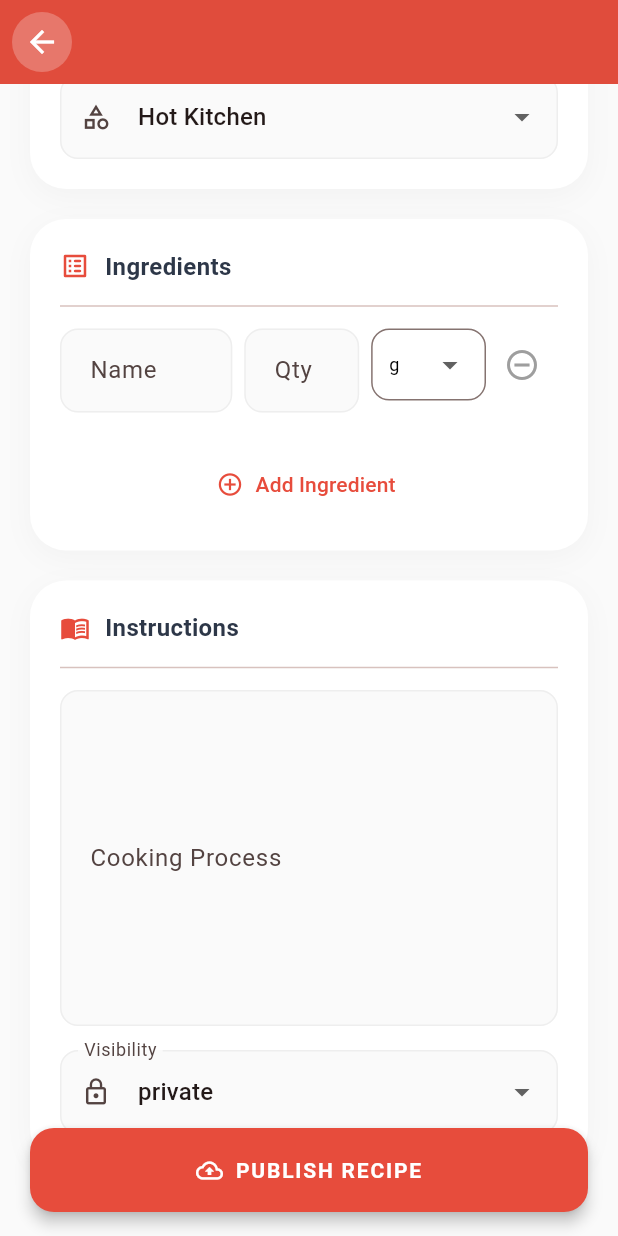
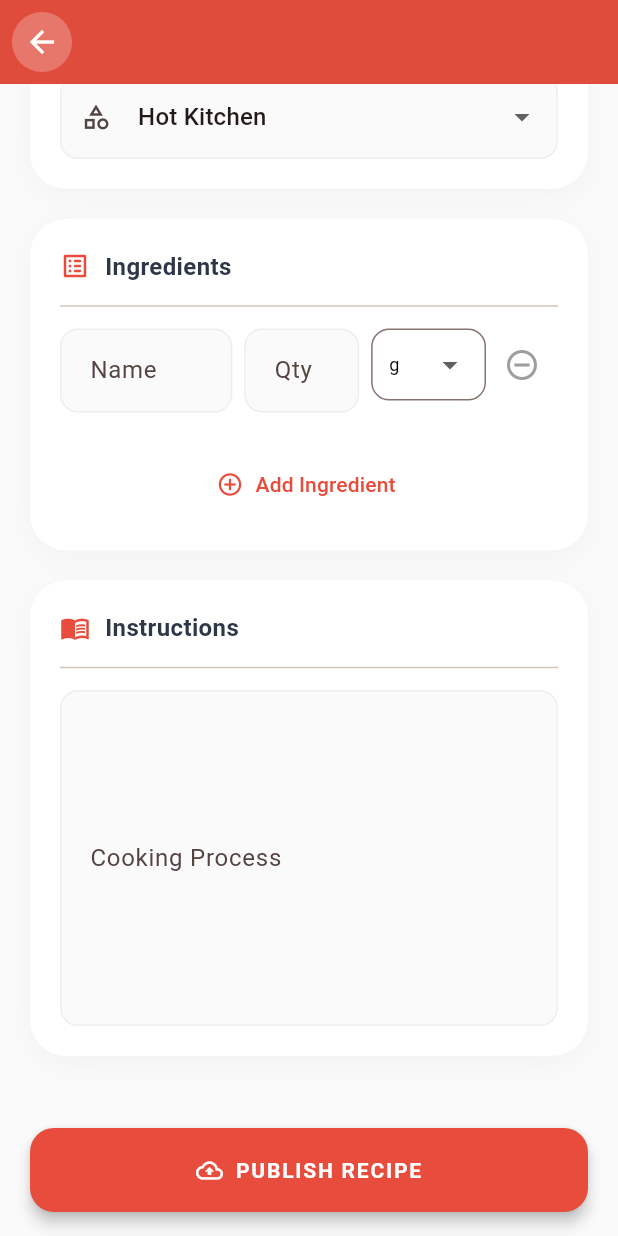
Before and after one commit to riponrs1/Recipia_mobile, a Flutter app: the RecipeFormScreen screen opened directly, scrolled down 437 dp, on a phone screen of 412 x 824 dp. Run offline on Flutter 3.47's test engine with Material 3 defaults, Android fonts, the phone set to English and light mode, and no system bars; our stand-ins replace cached_network_image, flutter_image_compress, google_sign_in, image_cropper, image_picker, permission_handler and 3 more; missing offline and left inert: excel, extension_google_sign_in_as_googleapis_auth, googleapis; accounts and stored records are empty; network calls fail.

Commit message:
Remove visibility options, recipes are now private by default in Recipia

```diff
--- a/lib/screens/recipe_form_screen.dart
+++ b/lib/screens/recipe_form_screen.dart
@@ -38,9 +38,8 @@ class _RecipeFormScreenState extends State<RecipeFormScreen> {
   // Ingredients
   final List<Map<String, dynamic>> _ingredientsList = [];
 
-  // Process & Visibility
+  // Process
   final _processController = TextEditingController();
-  String _visibility = 'private';
 
   final List<String> _sections = [
     'Hot Kitchen',
@@ -98,7 +97,6 @@ class _RecipeFormScreenState extends State<RecipeFormScreen> {
       }
 
       _processController.text = widget.recipe!.process;
-      _visibility = widget.recipe!.visibility ?? 'private';
     }
   }
 
@@ -233,7 +231,7 @@ class _RecipeFormScreenState extends State<RecipeFormScreen> {
       'section_name': _selectedSection,
       'ingredients': jsonEncode(ingredientsData),
       'process': _processController.text,
-      'visibility': _visibility,
+      'visibility': 'private',
     };
 
     String? error;
@@ -341,15 +339,6 @@ class _RecipeFormScreenState extends State<RecipeFormScreen> {
                                   maxLines: 8,
                                   validator: (v) =>
                                       v!.isEmpty ? "Required" : null,
-                                ),
-                                const SizedBox(height: 16),
-                                _buildDropdown(
-                                  value: _visibility,
-                                  label: "Visibility",
-                                  icon: Icons.lock_outline,
-                                  items: ['public', 'friends', 'private'],
-                                  onChanged: (v) =>
-                                      setState(() => _visibility = v!),
                                 ),
                               ],
                             ),
```
